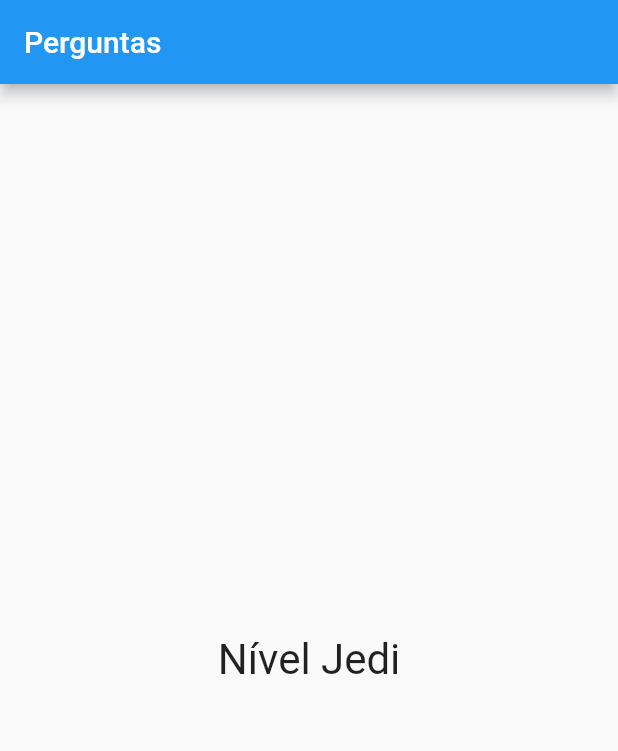
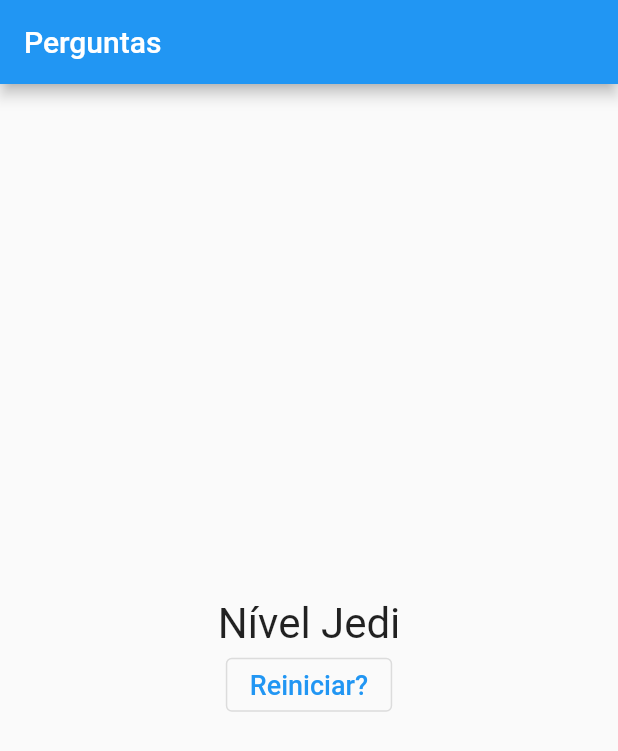
Before and after one commit to waldenermonteiro/curso_flutter, a Flutter app: the screen it shows after launch, after a tap on "Preto", after a tap on "Cobra", after a tap on "Leo", on a phone screen of 412 x 824 dp. Shown: the top 751 px of the screen. Run offline on Flutter 3.47's test engine with Material 2 defaults, Android fonts, the phone set to English and light mode, and no system bars.

Commit message:
refactor: adding restart form and finish first module

```diff
--- a/lib/main.dart
+++ b/lib/main.dart
@@ -1,8 +1,7 @@
 import 'package:flutter/material.dart';
-import 'package:projeto_perguntas/questionario.dart';
 
 import './resultado.dart';
-import './resultado.dart';
+import './questionario.dart';
 
 void main() => runApp(const PerguntaApp());
 
@@ -46,8 +45,13 @@ class _PerguntaAppState extends State<PerguntaApp> {
         _pontuacaoTotal += pontuacao;
       });
     }
+  }
 
-    print(_pontuacaoTotal);
+  void _reiniciarQuestionario() {
+    setState(() {
+      _perguntaSelecionada = 0;
+      _pontuacaoTotal = 0;
+    });
   }
 
   bool get temPerguntaSelecionada {
@@ -67,7 +71,7 @@ class _PerguntaAppState extends State<PerguntaApp> {
                   perguntaSelecionada: _perguntaSelecionada,
                   responder: _responder,
                 )
-              : Resultado(_pontuacaoTotal)),
+              : Resultado(_pontuacaoTotal, _reiniciarQuestionario)),
     );
   }
 }
--- a/lib/resultado.dart
+++ b/lib/resultado.dart
@@ -2,7 +2,9 @@ import 'package:flutter/material.dart';
 
 class Resultado extends StatelessWidget {
   final int pontuacao;
-  const Resultado(this.pontuacao, {super.key});
+  final void Function() reiniciarQuestionario;
+
+  const Resultado(this.pontuacao, this.reiniciarQuestionario, {super.key});
 
   String get fraseResultado {
     if (pontuacao < 8) {
@@ -18,11 +20,22 @@ class Resultado extends StatelessWidget {
 
   @override
   Widget build(BuildContext context) {
-    return Center(
-      child: Text(
-        fraseResultado,
-        style: const TextStyle(fontSize: 28),
-      ),
+    return Column(
+      mainAxisAlignment: MainAxisAlignment.center,
+      children: [
+        Center(
+          child: Text(
+            fraseResultado,
+            style: const TextStyle(fontSize: 28),
+          ),
+        ),
+        OutlinedButton(
+            onPressed: () => reiniciarQuestionario(),
+            child: const Text(
+              'Reiniciar?',
+              style: TextStyle(fontSize: 18),
+            ))
+      ],
     );
   }
 }
```
